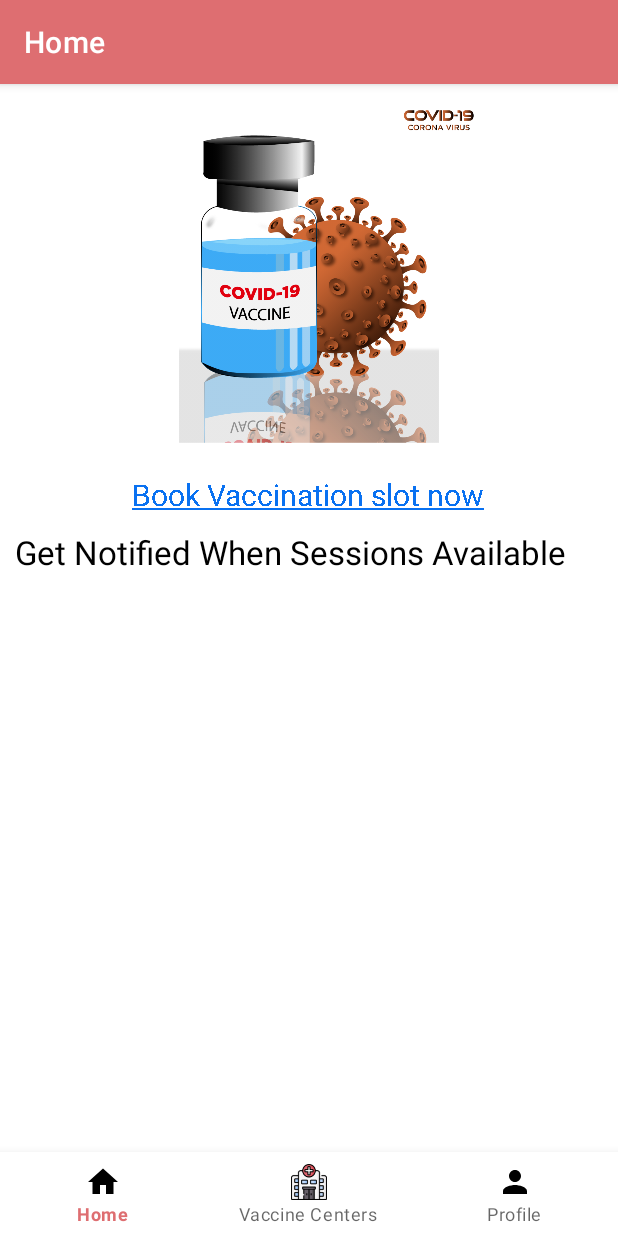
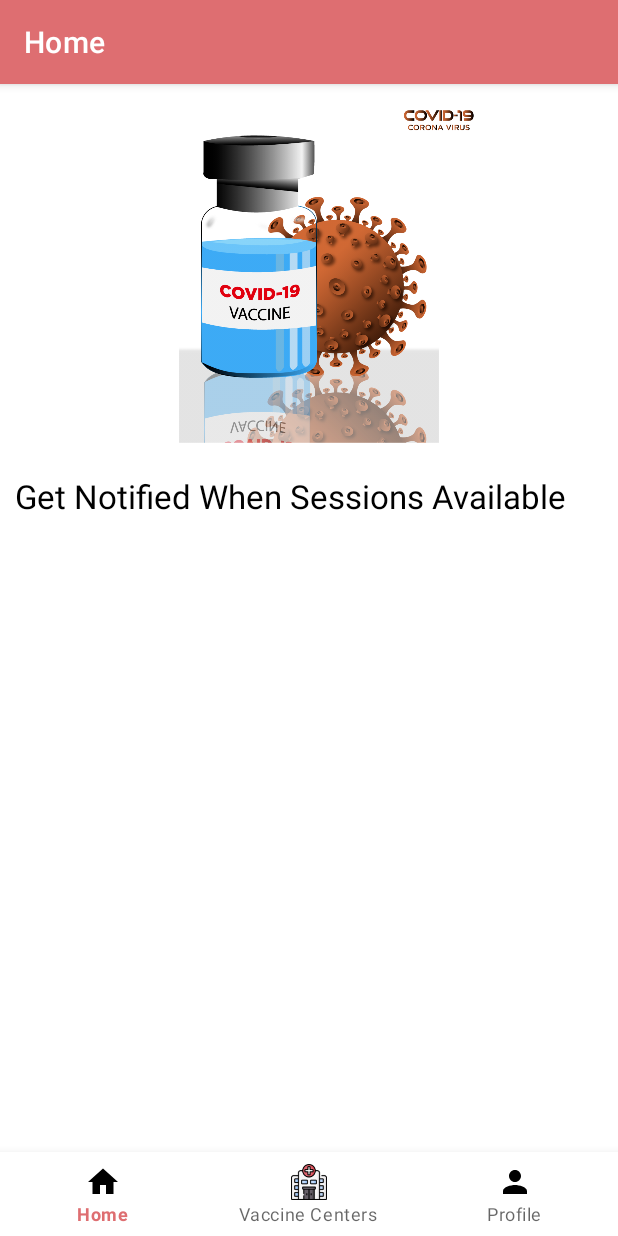
Before and after one commit to ParthTagalpallewar/VaccinateMe, an Android app: the HomeFragment screen opened through its navigation route, on a phone screen of 412 x 824 dp. Run offline under Robolectric (Android 15) with nearby library versions, the phone set to English and light mode, and no system bars; our stand-ins replace AdMob, Room's generated code, navigation-ui; 3 statements that could not run were skipped.

Commit message:
12 - Remove Book Now website from Home.kt

```diff
--- a/app/src/main/java/com/cowin/vaccinateme/ui/home/HomeFragment.kt
+++ b/app/src/main/java/com/cowin/vaccinateme/ui/home/HomeFragment.kt
@@ -11,6 +11,8 @@ import android.view.ViewGroup
 import androidx.fragment.app.Fragment
 import com.cowin.vaccinateme.R
 import com.cowin.vaccinateme.utils.AdsManager
+import com.cowin.vaccinateme.utils.buildProperties
+import com.cowin.vaccinateme.utils.showNativeAds
 import com.cowin.vaccinateme.utils.templateAds.NativeTemplateStyle
 import com.cowin.vaccinateme.utils.templateAds.TemplateView
 import com.google.android.gms.ads.*
@@ -20,10 +22,6 @@ import kotlinx.android.synthetic.main.fragment_home.*
 
 class HomeFragment : Fragment() {
 
-    private lateinit var homeViewModel: HomeViewModel
-    private var mInterstitialAd: InterstitialAd? = null
-    private final var TAG = "MainActivity"
-
     override fun onCreateView(
         inflater: LayoutInflater,
         container: ViewGroup?,
@@ -32,69 +30,12 @@ class HomeFragment : Fragment() {
 
         val root: View = inflater.inflate(R.layout.fragment_home, container, false)
 
-        //showBanner(root)
 
-
+        requireContext().showNativeAds(getString(R.string.ad_unit_id_native)){
+            my_template.buildProperties(it)
+        }
 
         return root
     }
 
-    private fun showBanner(root: View) {
-        val adsManager = AdsManager(requireContext())
-        // val mAdView = root.findViewById<AdView>(R.id.adView)
-
-        // adsManager.createAds(mAdView)
-    }
-
-    override fun onViewCreated(view: View, savedInstanceState: Bundle?) {
-        super.onViewCreated(view, savedInstanceState)
-
-        website.paintFlags = Paint.UNDERLINE_TEXT_FLAG
-        website.setOnClickListener {
-
-            val cowinWebsite = "https://www.cowin.gov.in/home"
-
-            Intent(Intent.ACTION_VIEW, Uri.parse(cowinWebsite)).apply {
-                startActivity(this)
-            }
-
-
-        }
-        showNativeTempAds(view)
-
-    }
-
-    fun showNativeTempAds(root: View) {
-
-        Log.e(TAG, "showNativeTempAds: show Native temp", )
-
-        MobileAds.initialize(requireContext()) {
-
-        }
-
-        val adLoader = AdLoader.Builder(requireContext(), getString(R.string.ad_unit_id_native))
-            .forNativeAd { ad: NativeAd ->
-                val styles = NativeTemplateStyle.Builder().build()
-
-                val template = root.findViewById<TemplateView>(R.id.my_template)
-                template.setStyles(styles)
-                template.visibility = View.VISIBLE
-                template.setNativeAd(ad)
-                Log.e(TAG, "---------------------------onAdFailedToLoad: Showing")
-            }.withAdListener(object : AdListener() {
-                override fun onAdFailedToLoad(p0: LoadAdError) {
-                    super.onAdFailedToLoad(p0)
-                    Log.e(TAG, "<<<<<<<<<<<<<<<<<<onAdFailedToLoad: ${p0}")
-
-                }
-
-                override fun onAdLoaded() {
-                    super.onAdLoaded()
-                }
-            }).build()
-
-        adLoader.loadAd(AdRequest.Builder().build())
-
-
-    }
 }
--- a/app/src/main/java/com/cowin/vaccinateme/ui/location/AddLocationFragment.kt
+++ b/app/src/main/java/com/cowin/vaccinateme/ui/location/AddLocationFragment.kt
@@ -46,7 +46,7 @@ class AddLocationFragment : DialogFragment() {
         add_addapp.setOnClickListener {
             val pincode = add_et_package.text.trim().toString()
 
-            //if pincode is valid
+
             if (checkPinCode(pincode)) {
                 viewLifecycleOwner.lifecycleScope.launch {
                     val userRepository = UserDataRepositories(requireContext())
--- a/app/src/main/res/layout/fragment_home.xml
+++ b/app/src/main/res/layout/fragment_home.xml
@@ -20,16 +20,6 @@
                 android:layout_width="match_parent"
                 android:layout_height="250dp"
                 android:src="@drawable/home_vaccine" />
-
-            <TextView
-                android:id="@+id/website"
-                android:layout_width="wrap_content"
-                android:layout_height="wrap_content"
-                android:text="@string/book_vaccination_slot_now"
-                android:layout_gravity="center"
-                android:layout_marginTop="10dp"
-                android:textSize="20dp"
-                android:textColor="#0971F1" />
 
             <TextView
                 android:layout_width="match_parent"
```
Also changed, not shown: app/src/main/java/com/cowin/vaccinateme/ui/home/HomeViewModel.kt (deleted, +0 -13 lines), app/src/main/java/com/cowin/vaccinateme/utils/AdsManager.kt (+29 -0 lines).
